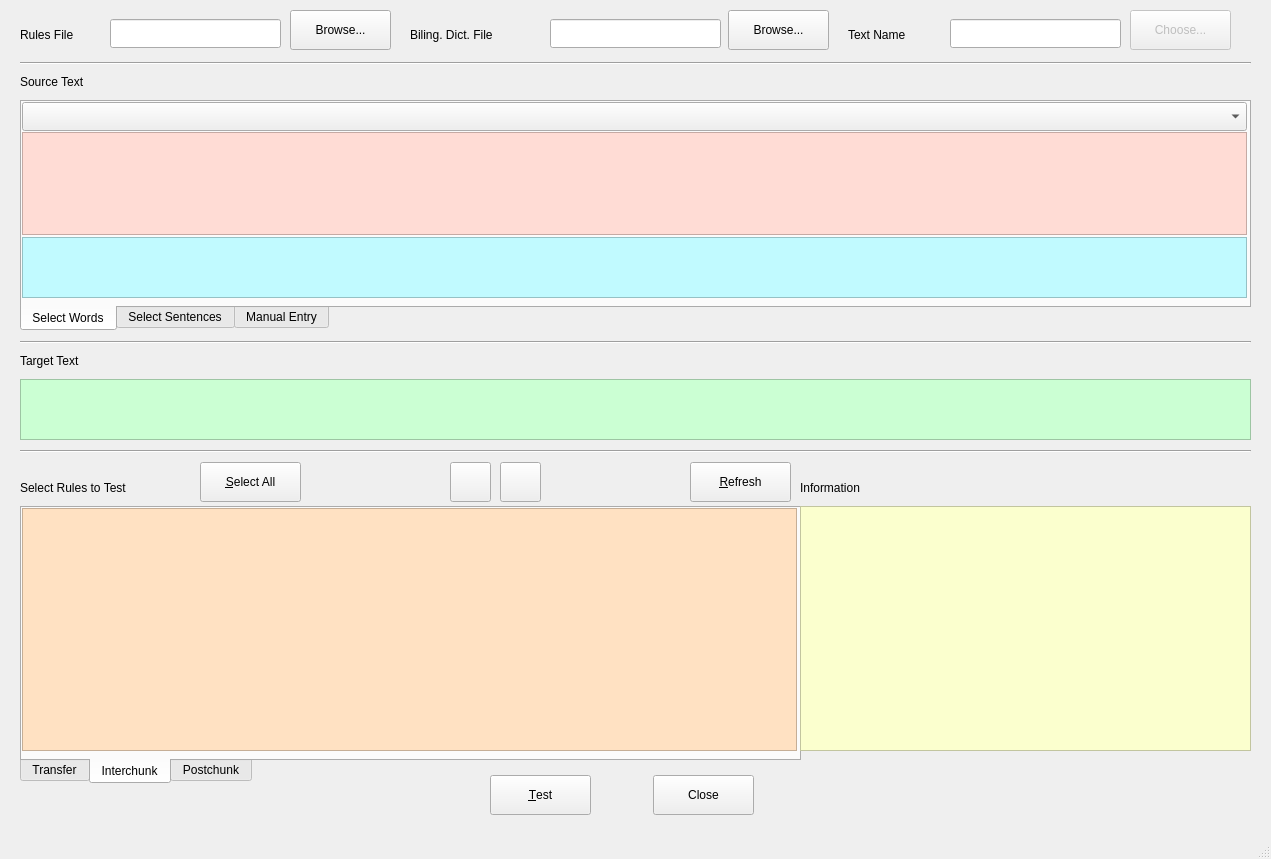
Old version of the form LiveRuleTester.ui in the repository rmlockwood/FLExTrans.
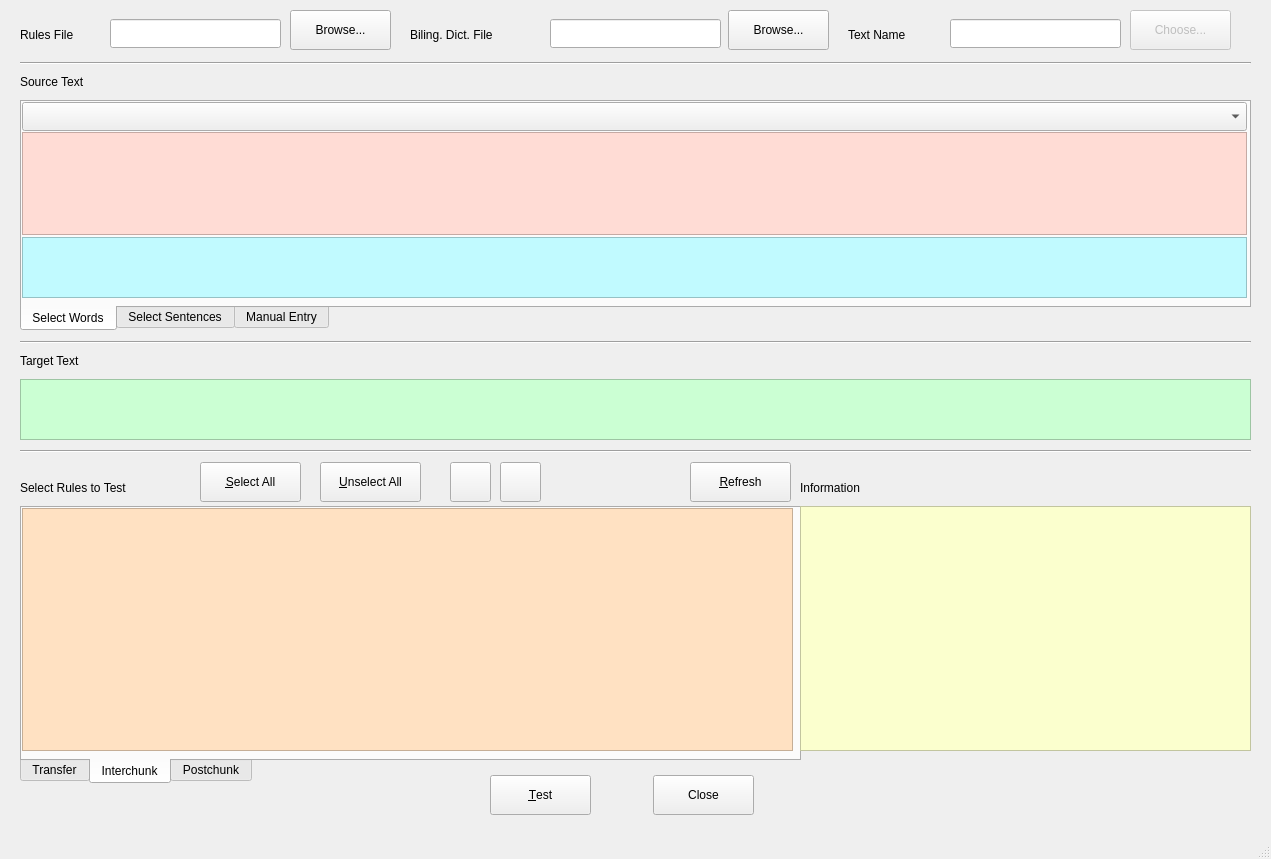
New version of the form. The open tabs and pages were chosen to show the change. Icons and pictures are not drawn.

Commit message: Support advanced apertium processing and font size changes

```diff
--- a/LiveRuleTester.ui
+++ b/LiveRuleTester.ui
@@ -71,7 +71,7 @@
        <rect>
         <x>0</x>
         <y>0</y>
-        <width>775</width>
+        <width>771</width>
         <height>243</height>
        </rect>
       </property>
@@ -559,6 +559,19 @@
      <string>Choose...</string>
     </property>
    </widget>
+   <widget class="QPushButton" name="unselectAllButton">
+    <property name="geometry">
+     <rect>
+      <x>320</x>
+      <y>462</y>
+      <width>101</width>
+      <height>40</height>
+     </rect>
+    </property>
+    <property name="text">
+     <string>&amp;Unselect All</string>
+    </property>
+   </widget>
   </widget>
   <widget class="QMenuBar" name="menubar">
    <property name="geometry">
```
Left out of the diff: 36 changed lines with no effect on the pictures. The commit also changes 2 other files.
